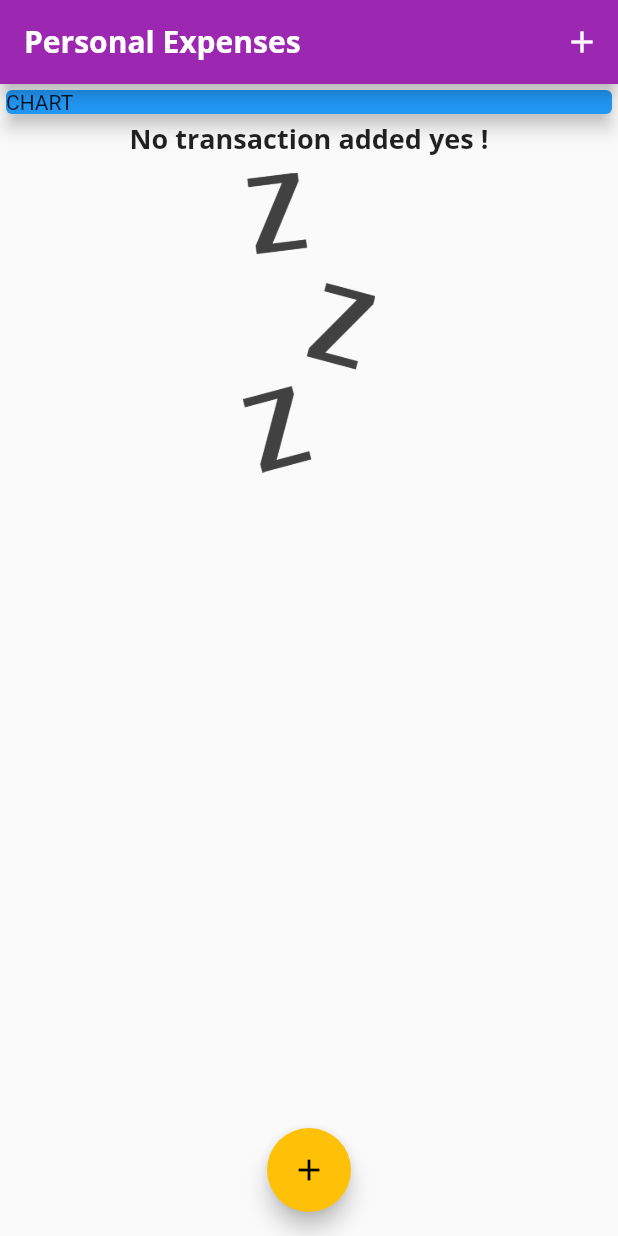
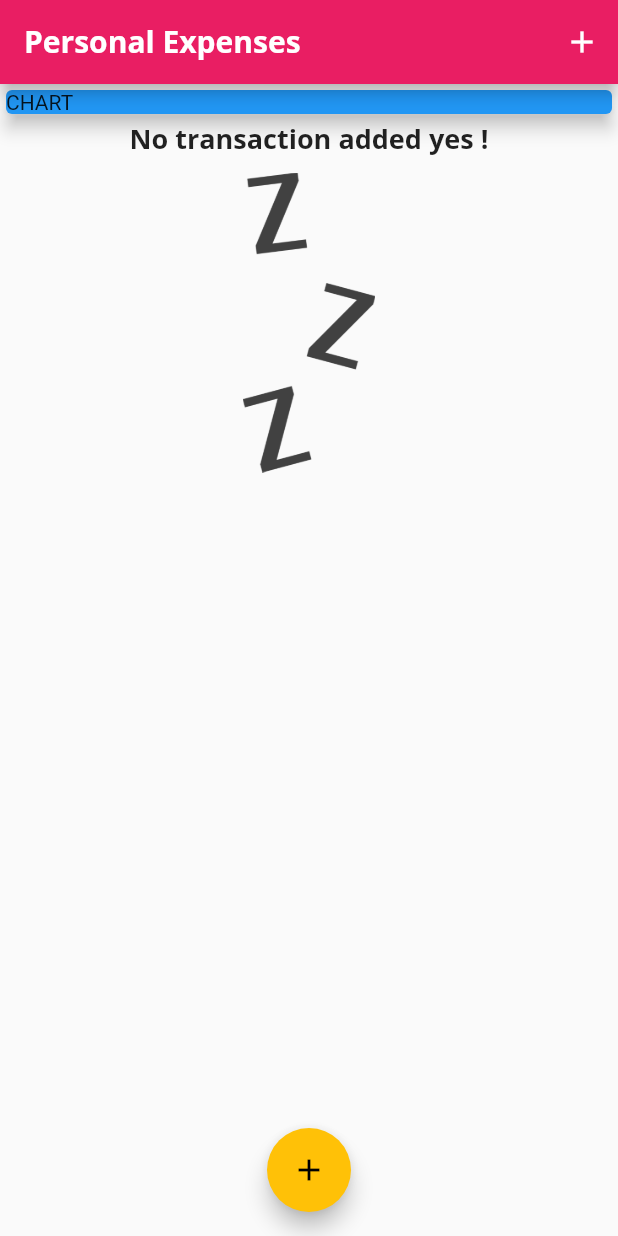
Before and after one commit to bankntp22/myapp_widget, a Flutter app: the screen it shows after launch, on a phone screen of 412 x 824 dp. Run offline on Flutter 3.47's test engine with Material 2 defaults, Android fonts, the phone set to English and light mode, and no system bars.

Commit message:
apptest1

```diff
--- a/lib/main.dart
+++ b/lib/main.dart
@@ -11,7 +11,7 @@ class MyApp extends StatelessWidget {
     return MaterialApp(
       title: 'Personal Expenses',
       theme: ThemeData(
-          primarySwatch: Colors.purple,
+          primarySwatch: Colors.pink,
           accentColor: Colors.amber,
           fontFamily: 'Quicksand',
           textTheme: ThemeData.light().textTheme.copyWith(
@@ -27,9 +27,7 @@ class MyApp extends StatelessWidget {
                         fontFamily: 'OpenSans',
                         fontWeight: FontWeight.bold,
                         fontSize: 20),
-                          )
-                        )
-                      ),
+                  ))),
       home: MyHomePage(),
     );
   }
```
Also changed, not shown: pubspec.lock, 1 other file. Lines whose indentation alone changed are shown as unchanged.
